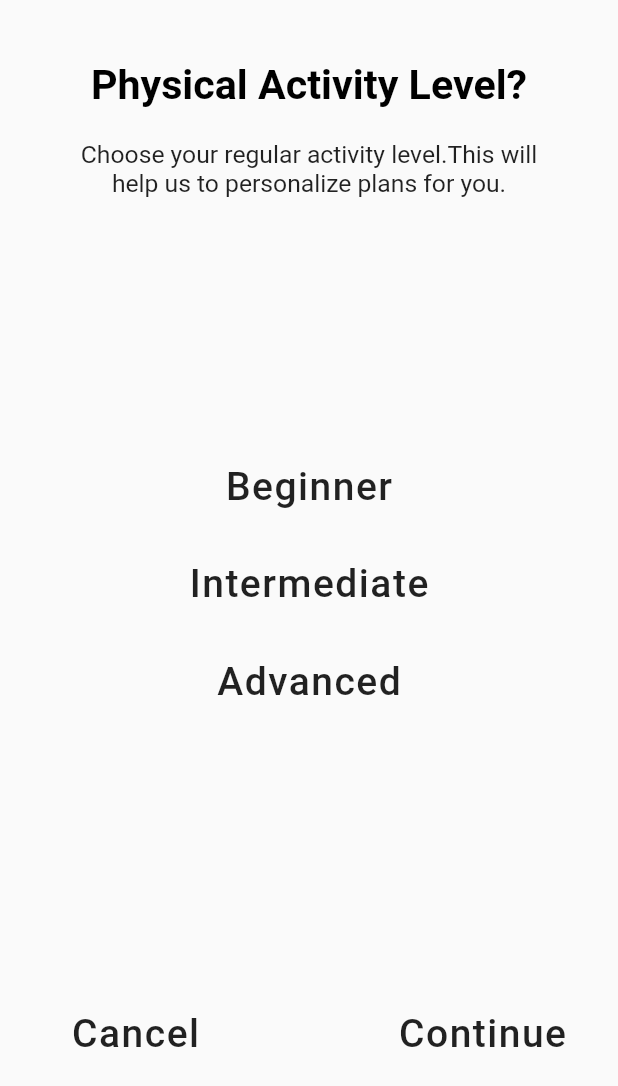
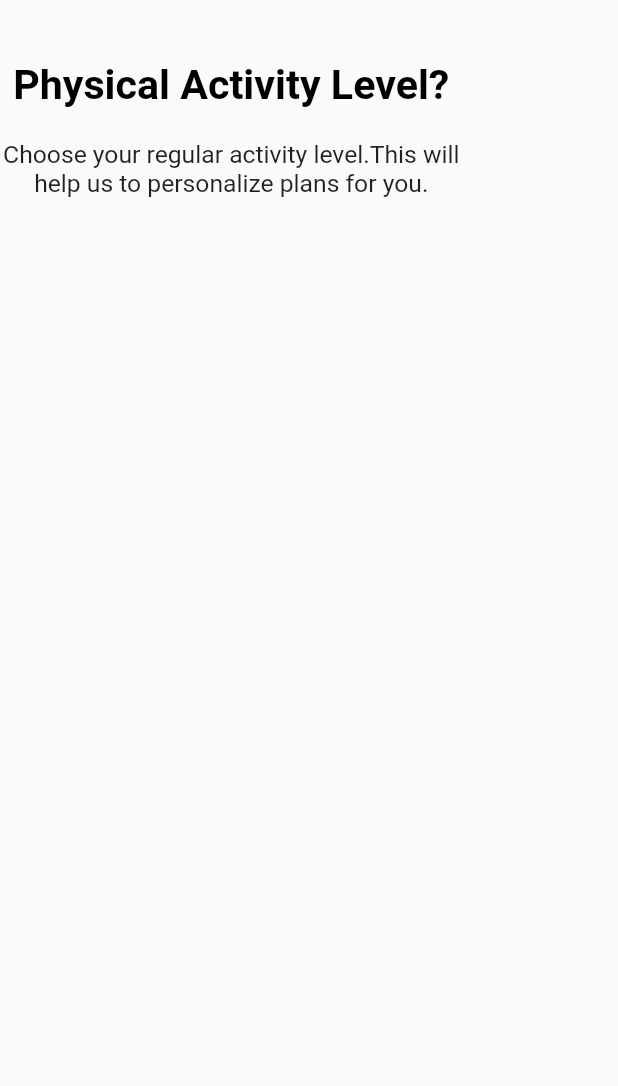
Before and after one commit to ChiragSatasiya2711/Gofit, a Flutter app: the screen it shows after launch, on a phone screen of 412 x 824 dp. Shown: the top 1086 px of the screen. Run offline on Flutter 3.47's test engine with Material 2 defaults, Android fonts, the phone set to English and light mode, and no system bars; our stand-ins replace carousel_slider; Roboto replaces fonts that are missing (IntegralCF).

Commit message:
chirag{male female}

```diff
--- a/lib/comman_screen/comman_compponents_screen.dart
+++ b/lib/comman_screen/comman_compponents_screen.dart
@@ -1,28 +1,25 @@
 import 'dart:ui';
+
 import 'package:flutter/material.dart';
 
-class CommanCompponentsScreen extends StatelessWidget {
+class CommanCantainer extends StatelessWidget {
   final String? title;
-  final double? width;
-  final bool? Color;
-
-  const CommanCompponentsScreen.CommanContainer({
+  CommanCantainer.CommanContainer({
     Key? key,
     this.title,
-    this.width, this.Color,
   }) : super(key: key);
 
   @override
   Widget build(BuildContext context) {
     return Container(
       height: 55,
-      width: width,
+      width: double.infinity,
+      margin: EdgeInsets.symmetric(vertical: 8),
       decoration: BoxDecoration(
-
-        borderRadius: BorderRadius.all(
-          Radius.circular(15),
-        ),
-      ),
+          borderRadius: BorderRadius.all(
+            Radius.circular(15),
+          ),
+          color: Color(0xFF6842FF)),
       child: Center(
           child: Text(
         "$title",
--- a/lib/screens/physical_activity_level_screen.dart
+++ b/lib/screens/physical_activity_level_screen.dart
@@ -1,5 +1,4 @@
 import 'package:flutter/material.dart';
-import 'package:gofit/comman_screen/comman_compponents_screen.dart';
 
 class PhysicalActivityLevelScreen extends StatefulWidget {
   const PhysicalActivityLevelScreen({Key? key}) : super(key: key);
@@ -38,35 +37,13 @@ class _PhysicalActivityLevelScreenState extends State<PhysicalActivityLevelScree
               SizedBox(
                 height: height / 5,
               ),
-              const CommanCompponentsScreen.CommanContainer(title: "Beginner"),
-              const SizedBox(
-                height: 10,
+              Padding(
+                padding: EdgeInsets.symmetric(horizontal: width * 0.05),
+                child: Column(
+                  children: [],
+                ),
               ),
-              const CommanCompponentsScreen.CommanContainer(title: "Intermediate"),
-              const SizedBox(
-                height: 10,
-              ),
-              const CommanCompponentsScreen.CommanContainer(title: "Advanced"),
-              const SizedBox(
-                height: 180,
-              ),
-              Row(
-                mainAxisAlignment: MainAxisAlignment.spaceAround,
-                children: const [
-                  CommanCompponentsScreen.CommanContainer(
-                    title: "Cancel",
-                    width: 150,
-                  ),
-                  SizedBox(
-                    width: 20,
-                  ),
-                  CommanCompponentsScreen.CommanContainer(
-                    title: "Continue",
-                    width: 150,
-                    Color: ,
-                  ),
-                ],
-              ),
+              SizedBox(height: height / 6),
             ],
           ),
         ),
```
